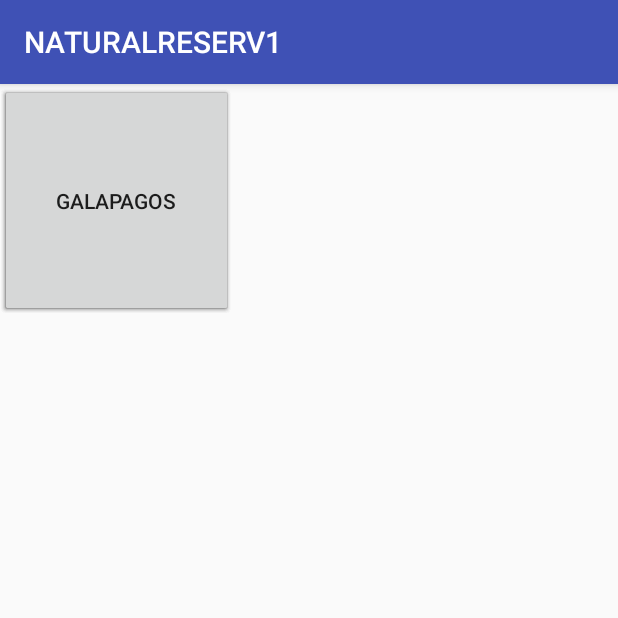
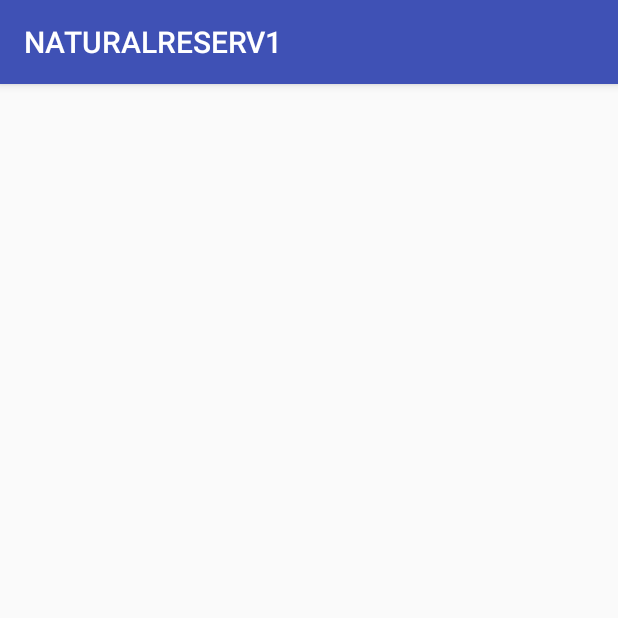
Before and after one commit to henvisi-1994/NATURALRESERV, an Android app: the MenuActivity screen opened directly, with no data from a screen before it, on a phone screen of 412 x 824 dp, the top half of it. Run offline under Robolectric (Android 15) with nearby library versions, the phone set to English and light mode, and no system bars.

Commit message:
SE elimino botones del menu

```diff
--- a/app/src/main/res/layout/activity_menu.xml
+++ b/app/src/main/res/layout/activity_menu.xml
@@ -6,38 +6,4 @@
     android:layout_height="match_parent"
     tools:context="com.naturalreserv.jlh.naturalreserv1.MenuActivity">
 
-    <Button
-        android:id="@+id/button8"
-        android:layout_width="155dp"
-        android:layout_height="155dp"
-        android:layout_column="0"
-        android:layout_row="2"
-        android:text="Costa"
-        tools:layout_editor_absoluteX="16dp"
-        tools:layout_editor_absoluteY="85dp" />
-
-    <Button
-        android:id="@+id/button9"
-        android:layout_width="155dp"
-        android:layout_height="155dp"
-        android:text="Sierra"
-        tools:layout_editor_absoluteX="204dp"
-        tools:layout_editor_absoluteY="85dp" />
-
-    <Button
-        android:id="@+id/button10"
-        android:layout_width="155dp"
-        android:layout_height="155dp"
-        android:text="Amazonia"
-        tools:layout_editor_absoluteX="16dp"
-        tools:layout_editor_absoluteY="272dp" />
-
-    <Button
-        android:id="@+id/button11"
-        android:layout_width="155dp"
-        android:layout_height="155dp"
-        android:text="Galapagos"
-        tools:layout_editor_absoluteX="204dp"
-        tools:layout_editor_absoluteY="272dp" />
-
 </android.support.constraint.ConstraintLayout>
```
